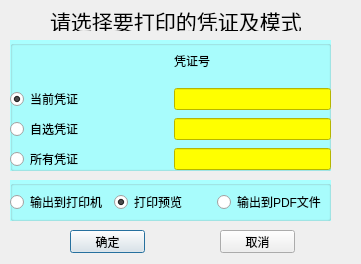
Above: forms/printselectdialog.ui from wangkungit5905/PzAssistant before the change. Below: the same form after it.
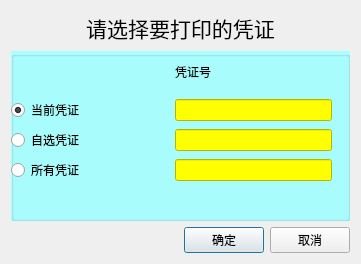
That is the form after the change.

```diff
--- a/forms/printselectdialog.ui
+++ b/forms/printselectdialog.ui
@@ -20,33 +20,24 @@
 
 QLineEdit:active { background-color: rgb(255, 255, 127)}</string>
   </property>
+  <layout class="QVBoxLayout" name="verticalLayout" stretch="1,5,1">
+   <item>
   <widget class="QLabel" name="label">
-   <property name="geometry">
-    <rect>
-     <x>50</x>
-     <y>10</y>
-     <width>251</width>
-     <height>21</height>
-    </rect>
-   </property>
    <property name="font">
     <font>
      <pointsize>16</pointsize>
     </font>
    </property>
    <property name="text">
-    <string>请选择要打印的凭证及模式</string>
-   </property>
-  </widget>
+      <string>请选择要打印的凭证</string>
+     </property>
+     <property name="alignment">
+      <set>Qt::AlignCenter</set>
+     </property>
+    </widget>
+   </item>
+   <item>
   <widget class="QGroupBox" name="groupBox">
-   <property name="geometry">
-    <rect>
-     <x>10</x>
-     <y>40</y>
-     <width>321</width>
-     <height>131</height>
-    </rect>
-   </property>
    <property name="title">
     <string/>
    </property>
@@ -130,81 +121,39 @@
     </layout>
    </widget>
   </widget>
+   </item>
+   <item>
+    <layout class="QHBoxLayout" name="horizontalLayout">
+     <item>
+      <spacer name="horizontalSpacer">
+       <property name="orientation">
+        <enum>Qt::Horizontal</enum>
+       </property>
+       <property name="sizeHint" stdset="0">
+        <size>
+         <width>40</width>
+         <height>20</height>
+        </size>
+       </property>
+      </spacer>
+     </item>
+     <item>
   <widget class="QPushButton" name="pushButton">
-   <property name="geometry">
-    <rect>
-     <x>70</x>
-     <y>230</y>
-     <width>75</width>
-     <height>23</height>
-    </rect>
-   </property>
    <property name="text">
     <string>确定</string>
    </property>
   </widget>
+     </item>
+     <item>
   <widget class="QPushButton" name="pushButton_2">
-   <property name="geometry">
-    <rect>
-     <x>220</x>
-     <y>230</y>
-     <width>75</width>
-     <height>23</height>
-    </rect>
-   </property>
    <property name="text">
     <string>取消</string>
    </property>
   </widget>
-  <widget class="QGroupBox" name="groupBox_2">
-   <property name="geometry">
-    <rect>
-     <x>10</x>
-     <y>180</y>
-     <width>321</width>
-     <height>41</height>
-    </rect>
-   </property>
-   <property name="title">
-    <string/>
-   </property>
-   <widget class="QWidget" name="layoutWidget">
-    <property name="geometry">
-     <rect>
-      <x>0</x>
-      <y>10</y>
-      <width>316</width>
-      <height>25</height>
-     </rect>
-    </property>
-    <layout class="QHBoxLayout" name="horizontalLayout">
-     <item>
-      <widget class="QRadioButton" name="rdoPrint">
-       <property name="text">
-        <string>输出到打印机</string>
-       </property>
-      </widget>
      </item>
-     <item>
-      <widget class="QRadioButton" name="rdoPreview">
-       <property name="text">
-        <string>打印预览</string>
-       </property>
-       <property name="checked">
-        <bool>true</bool>
-       </property>
-      </widget>
-     </item>
-     <item>
-      <widget class="QRadioButton" name="rdoPdf">
-       <property name="text">
-        <string>输出到PDF文件</string>
-       </property>
-      </widget>
-     </item>
-    </layout>
-   </widget>
-  </widget>
+    </layout>
+   </item>
+  </layout>
  </widget>
  <resources/>
  <connections>
```
Lines whose indentation alone changed are shown as unchanged.
